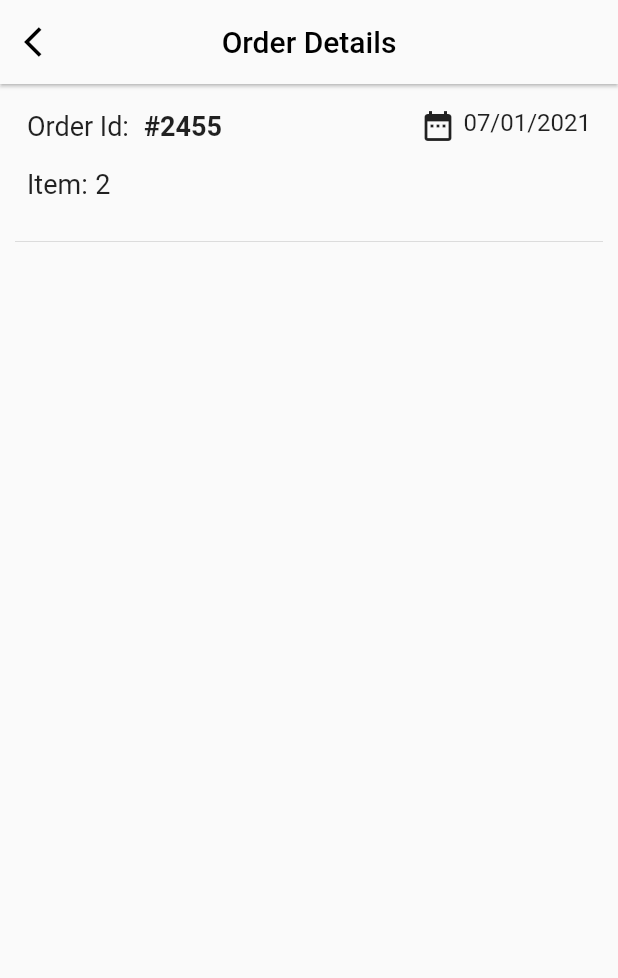
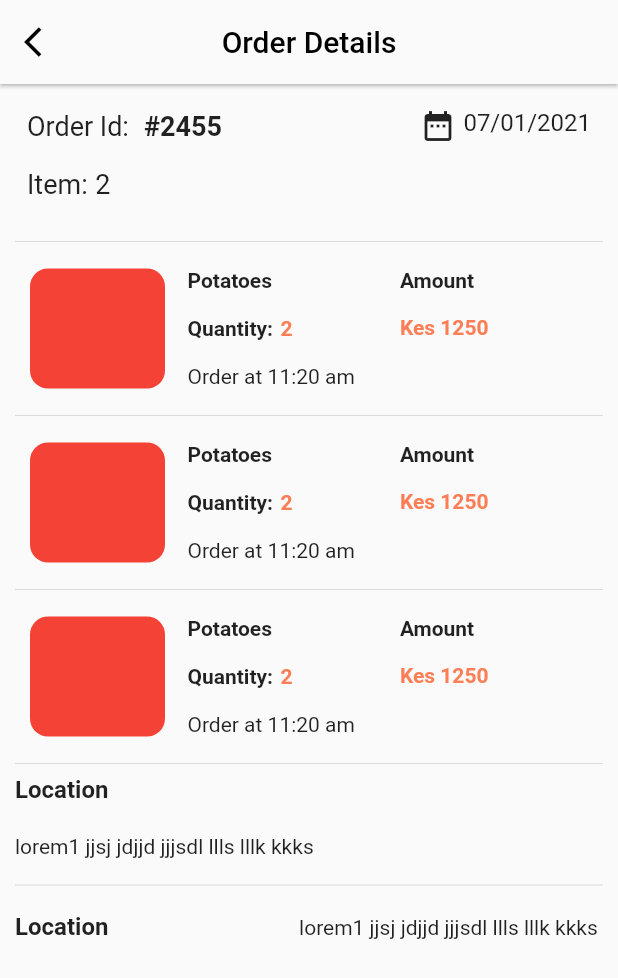
Before and after one commit to cyrillekey/foodie-courier, a Flutter app: the OrderDetails screen opened directly, on a phone screen of 412 x 824 dp. Shown: the top 978 px of the screen. Run offline on Flutter 3.47's test engine with Material 2 defaults, Android fonts, the phone set to English and light mode, and no system bars; our stand-ins replace cached_network_image, dio, drift, firebase_core, firebase_messaging, flutter_local_notifications and 10 more; missing offline and left inert: dart:ffi, qr_code_scanner, workmanager; accounts and stored records are empty; generated files the repository leaves out were written again; statements that could not run were skipped.

Commit message:
adding order details screen

```diff
--- a/lib/screens/Orders/order_details.dart
+++ b/lib/screens/Orders/order_details.dart
@@ -86,10 +86,135 @@ class OrderDetails extends StatelessWidget {
             const SizedBox(
               height: 20,
             ),
-            Divider()
+            Divider(),
+            productItem(),
+            productItem(),
+            productItem(),
+            Column(
+              crossAxisAlignment: CrossAxisAlignment.start,
+              children: const [
+                Text(
+                  "Location",
+                  style: TextStyle(fontSize: 16, fontWeight: FontWeight.w700),
+                ),
+                SizedBox(
+                  height: 20,
+                ),
+                Text("lorem1 jjsj jdjjd jjjsdl llls lllk kkks ")
+              ],
+            ),
+            const SizedBox(
+              height: 10,
+            ),
+            const Divider(),
+            const SizedBox(
+              height: 10,
+            ),
+            Row(
+              mainAxisAlignment: MainAxisAlignment.spaceBetween,
+              children: const [
+                Text(
+                  "Location",
+                  style: TextStyle(fontSize: 16, fontWeight: FontWeight.w700),
+                ),
+                SizedBox(
+                  height: 20,
+                ),
+                Text("lorem1 jjsj jdjjd jjjsdl llls lllk kkks ")
+              ],
+            ),
           ],
         ),
       ),
     );
   }
+
+  Widget productItem() {
+    return Column(
+      children: [
+        Container(
+          height: 100,
+          padding: const EdgeInsets.symmetric(horizontal: 10, vertical: 10),
+          child: Row(
+            children: [
+              Center(
+                child: Container(
+                  height: 80,
+                  width: 90,
+                  decoration: BoxDecoration(
+                      color: Colors.red,
+                      borderRadius: BorderRadius.circular(12)),
+                ),
+              ),
+              const SizedBox(
+                width: 15,
+              ),
+              Container(
+                height: 80,
+                alignment: Alignment.center,
+                child: Column(
+                  crossAxisAlignment: CrossAxisAlignment.start,
+                  mainAxisAlignment: MainAxisAlignment.spaceBetween,
+                  children: [
+                    const Text(
+                      "Potatoes",
+                      style: TextStyle(fontWeight: FontWeight.w600),
+                    ),
+                    Wrap(
+                      children: const [
+                        Text(
+                          "Quantity:",
+                          style: TextStyle(fontWeight: FontWeight.w600),
+                        ),
+                        SizedBox(
+                          width: 5,
+                        ),
+                        Text(
+                          "2",
+                          style: TextStyle(
+                              color: Color.fromRGBO(252, 126, 87, 1.0),
+                              fontWeight: FontWeight.bold),
+                        )
+                      ],
+                    ),
+                    const Text(
+                      "Order at 11:20 am",
+                      style: TextStyle(
+                        fontWeight: FontWeight.w400,
+                      ),
+                    )
+                  ],
+                ),
+              ),
+              const SizedBox(
+                width: 30,
+              ),
+              Container(
+                height: 80,
+                child: Column(
+                  crossAxisAlignment: CrossAxisAlignment.start,
+                  children: const [
+                    Text(
+                      "Amount",
+                      style: TextStyle(fontWeight: FontWeight.w700),
+                    ),
+                    SizedBox(
+                      height: 15,
+                    ),
+                    Text(
+                      "Kes 1250",
+                      style: TextStyle(
+                          color: Color.fromRGBO(252, 126, 87, 1.0),
+                          fontWeight: FontWeight.w600),
+                    )
+                  ],
+                ),
+              )
+            ],
+          ),
+        ),
+        Divider(),
+      ],
+    );
+  }
 }
--- a/lib/services/push_notification_service.dart
+++ b/lib/services/push_notification_service.dart
@@ -34,11 +34,11 @@ class PushNotificationService {
     });
     FirebaseMessaging.onBackgroundMessage(_handlingFirebaseBackgroungMessage);
     FirebaseMessaging.instance.getToken().then((value) async {
-      logger.i(user);
-      if (user != null) {
-        _apiClient.post("update-fcm-token/${user?.customer_id}",
-            data: {"token": value});
-      }
+      // if (user != null) {
+      //   _apiClient.post("update-fcm-token/${user?.customer_id}",
+      //       data: {"token": value});
+      //   logger.e("Im calles");
+      // }
     });
   }
 
--- a/lib/services/update_location.dart
+++ b/lib/services/update_location.dart
@@ -8,20 +8,24 @@ import 'package:workmanager/workmanager.dart';
 const fetchBackground = "fetchBackground";
 
 void updateCourierLocation() {
-  final apiClient = locator<ApiClient>();
   Workmanager().executeTask((taskName, inputData) async {
     logger.i("Backgound service was called");
     final prefs = await SharedPreferences.getInstance();
     String? courier = prefs.getString("courier");
     String? token = prefs.getString("token");
     if (courier != null) {
-      await Geolocator.requestPermission();
       await Geolocator.getCurrentPosition(
               desiredAccuracy: LocationAccuracy.bestForNavigation)
           .then((value) {
-        apiClient.post("courier/update-location/$courier",
-            options: Options(headers: {"Authorization": "Bearer $token"}),
+        Dio().post(
+            "https://foodieback.herokuapp.com/courier/update-location/$courier",
+            options: Options(
+              headers: {"Authorization": "Bearer $token"},
+            ),
             data: {'latitude': value.latitude, 'longitude': value.longitude});
+        //apiClient.post("courier/update-location/$courier",
+        //  options: Options(headers: {"Authorization": "Bearer $token"}),
+        //data: {'latitude': value.latitude, 'longitude': value.longitude});
       });
     }
     return Future.value(true);
```
